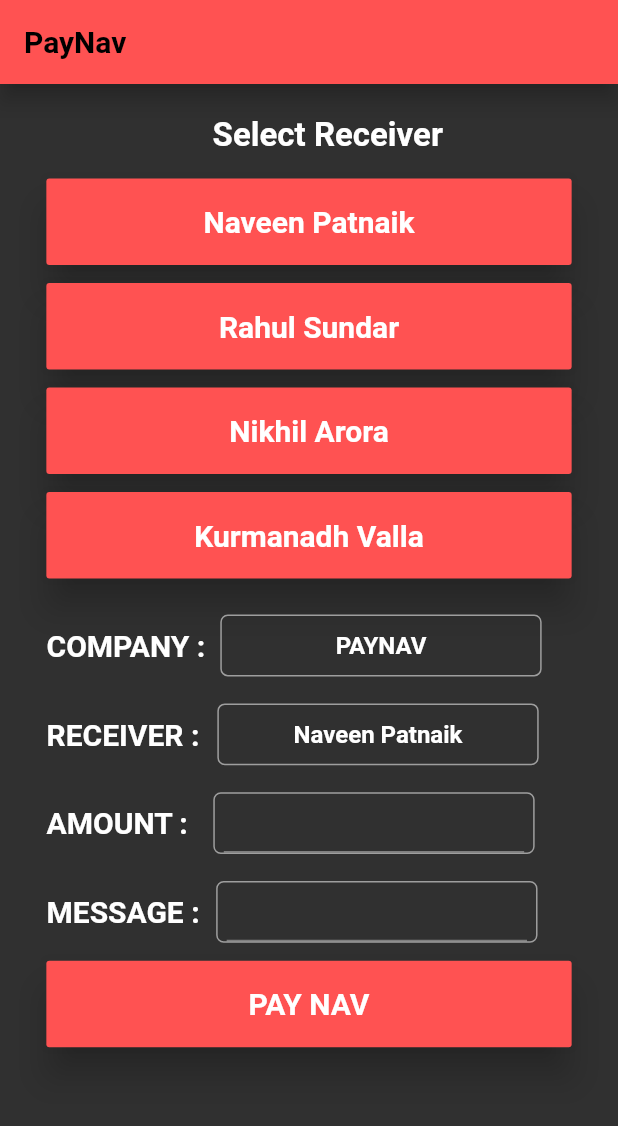
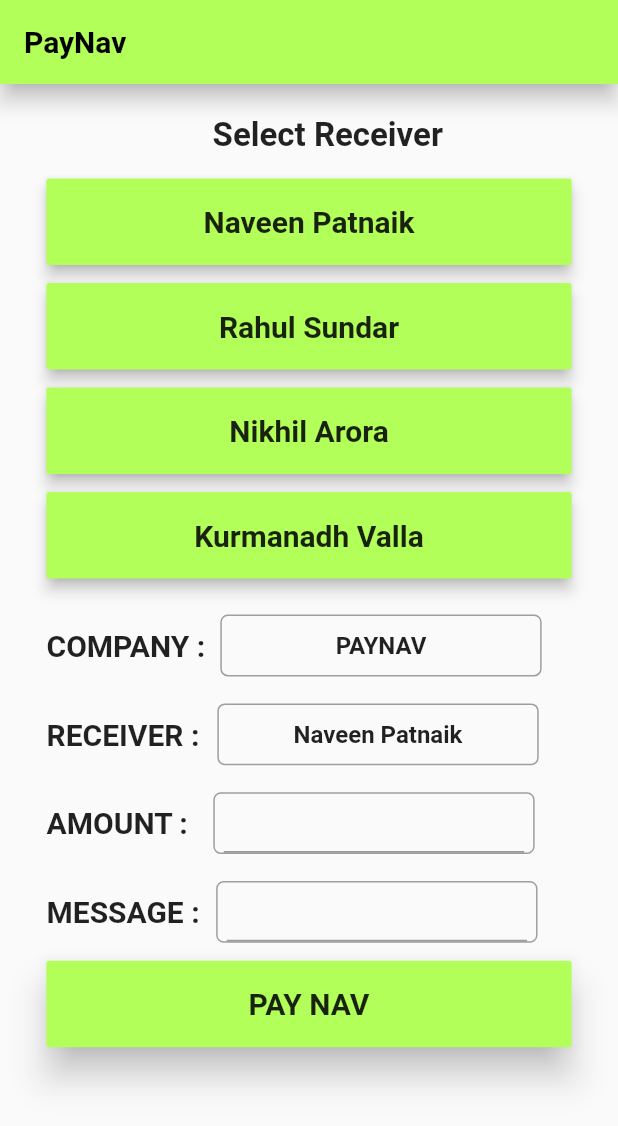
Before and after one commit to kodekittu/pay_nav_2, a Flutter app: the screen it shows after launch, on a phone screen of 412 x 824 dp. Shown: the top 1126 px of the screen. Run offline on Flutter 3.47's test engine with Material 2 defaults, Android fonts, the phone set to English and light mode, and no system bars.

Commit message:
UI done!

```diff
--- a/lib/home_page.dart
+++ b/lib/home_page.dart
@@ -67,7 +67,7 @@ class _HomePageState extends State<HomePage> {
                         ),
                         focusColor: Theme.of(context).primaryColor,
                         splashColor: Theme.of(context).accentColor,
-                        elevation: 10,
+                        elevation: 4,
                         padding: EdgeInsets.all(4),
                         onPressed: (){
                           setState(() {
@@ -89,7 +89,7 @@ class _HomePageState extends State<HomePage> {
                         ),
                         focusColor: Theme.of(context).primaryColor,
                         splashColor: Theme.of(context).accentColor,
-                        elevation: 10,
+                        elevation: 4,
                         padding: EdgeInsets.all(4),
                         onPressed: (){
                           setState(() {
@@ -111,7 +111,7 @@ class _HomePageState extends State<HomePage> {
                         ),
                         focusColor: Theme.of(context).primaryColor,
                         splashColor: Theme.of(context).accentColor,
-                        elevation: 10,
+                        elevation: 4,
                         padding: EdgeInsets.all(4),
                         onPressed: (){
                           setState(() {
@@ -133,7 +133,7 @@ class _HomePageState extends State<HomePage> {
                         ),
                         focusColor: Theme.of(context).primaryColor,
                         splashColor: Theme.of(context).accentColor,
-                        elevation: 10,
+                        elevation: 4,
                         padding: EdgeInsets.all(4),
                         onPressed: (){
                           setState(() {
--- a/lib/main.dart
+++ b/lib/main.dart
@@ -10,8 +10,8 @@ class MyApp extends StatelessWidget {
     return MaterialApp(
       title: 'PayNav',
       theme: ThemeData(
-        brightness: Brightness.dark,
-        primaryColor: Colors.redAccent,
+        brightness: Brightness.light,
+        primaryColor: Colors.lightGreenAccent,
         primarySwatch: Colors.blue,
        // accentColor: Colors.amberAccent,
       ),
```
